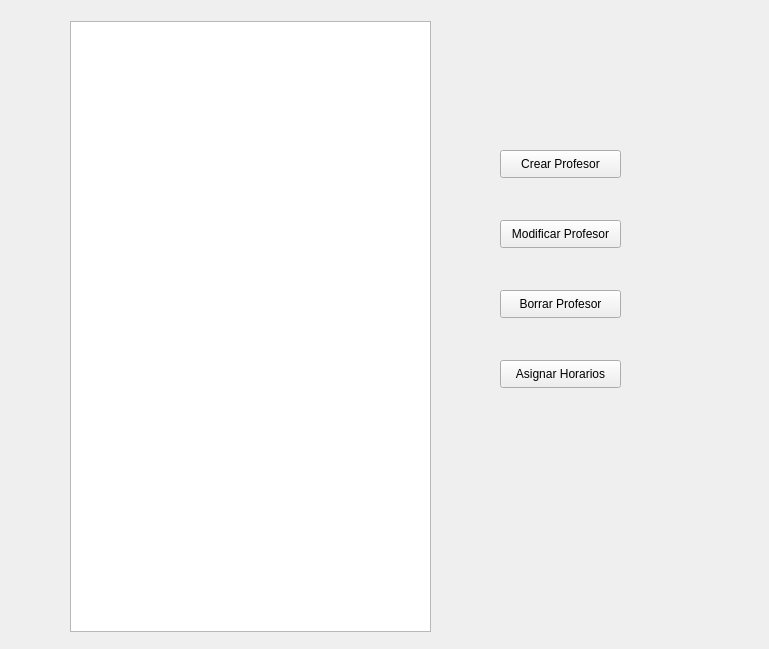
The window that TFGapp/TFGapp/ProfesoresMain.ui (tfgapp/tfg) describes before a commit, drawn with Qt 5.
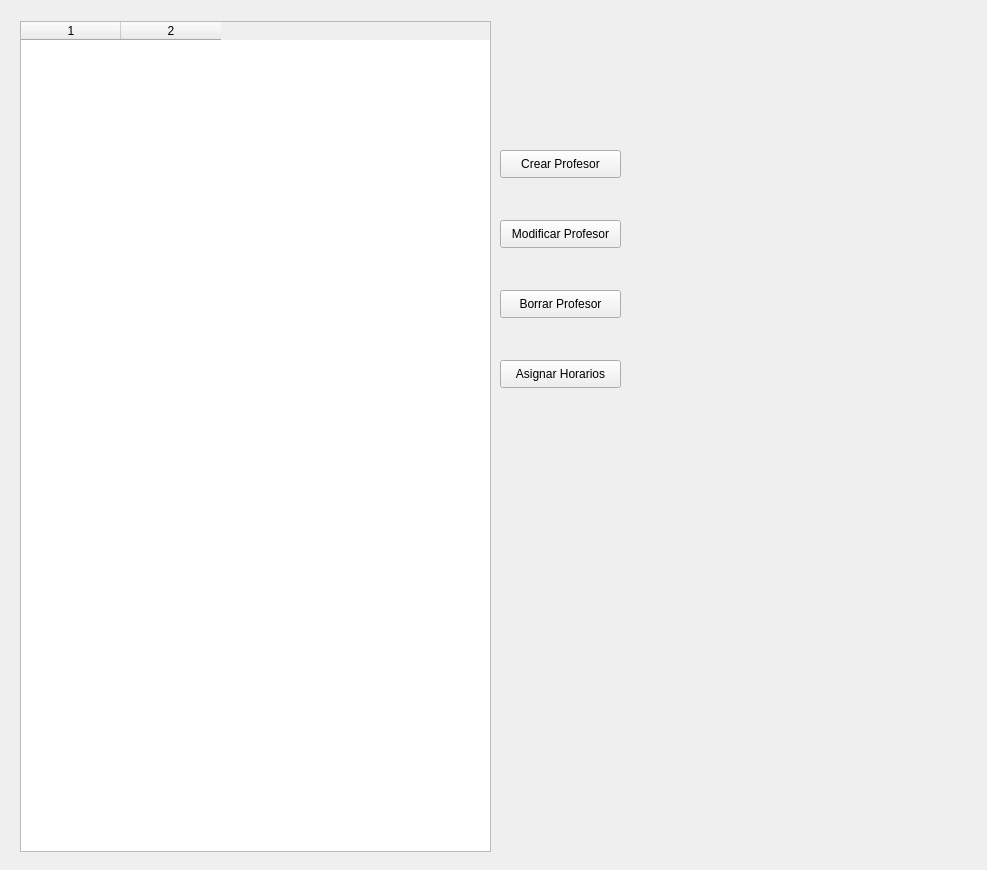
The same window after the commit.

Commit message: Añadido mas campos al visualizar alumnos y profesores

Patch:
```diff
--- a/TFGapp/TFGapp/ProfesoresMain.ui
+++ b/TFGapp/TFGapp/ProfesoresMain.ui
@@ -6,8 +6,8 @@
    <rect>
     <x>0</x>
     <y>0</y>
-    <width>769</width>
-    <height>649</height>
+    <width>987</width>
+    <height>870</height>
    </rect>
   </property>
   <property name="windowTitle">
@@ -65,15 +65,32 @@
     <string>Asignar Horarios</string>
    </property>
   </widget>
-  <widget class="QListWidget" name="listaProfesores">
+  <widget class="QTableWidget" name="listaProfesores">
    <property name="geometry">
     <rect>
-     <x>70</x>
+     <x>20</x>
      <y>21</y>
-     <width>361</width>
-     <height>611</height>
+     <width>471</width>
+     <height>831</height>
     </rect>
    </property>
+   <property name="editTriggers">
+    <set>QAbstractItemView::NoEditTriggers</set>
+   </property>
+   <property name="columnCount">
+    <number>2</number>
+   </property>
+   <attribute name="horizontalHeaderStretchLastSection">
+    <bool>false</bool>
+   </attribute>
+   <attribute name="verticalHeaderHighlightSections">
+    <bool>false</bool>
+   </attribute>
+   <attribute name="verticalHeaderStretchLastSection">
+    <bool>true</bool>
+   </attribute>
+   <column/>
+   <column/>
   </widget>
  </widget>
  <layoutdefault spacing="6" margin="11"/>
```
The commit also changes 6 other files.
